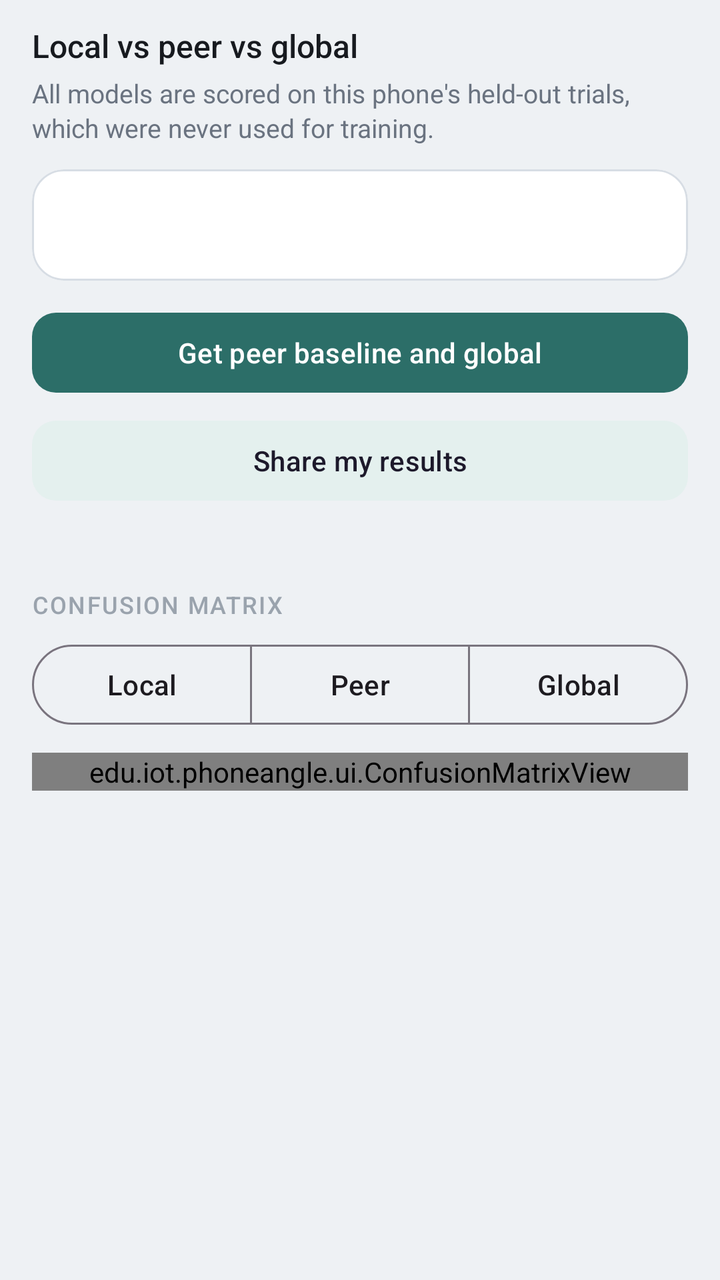
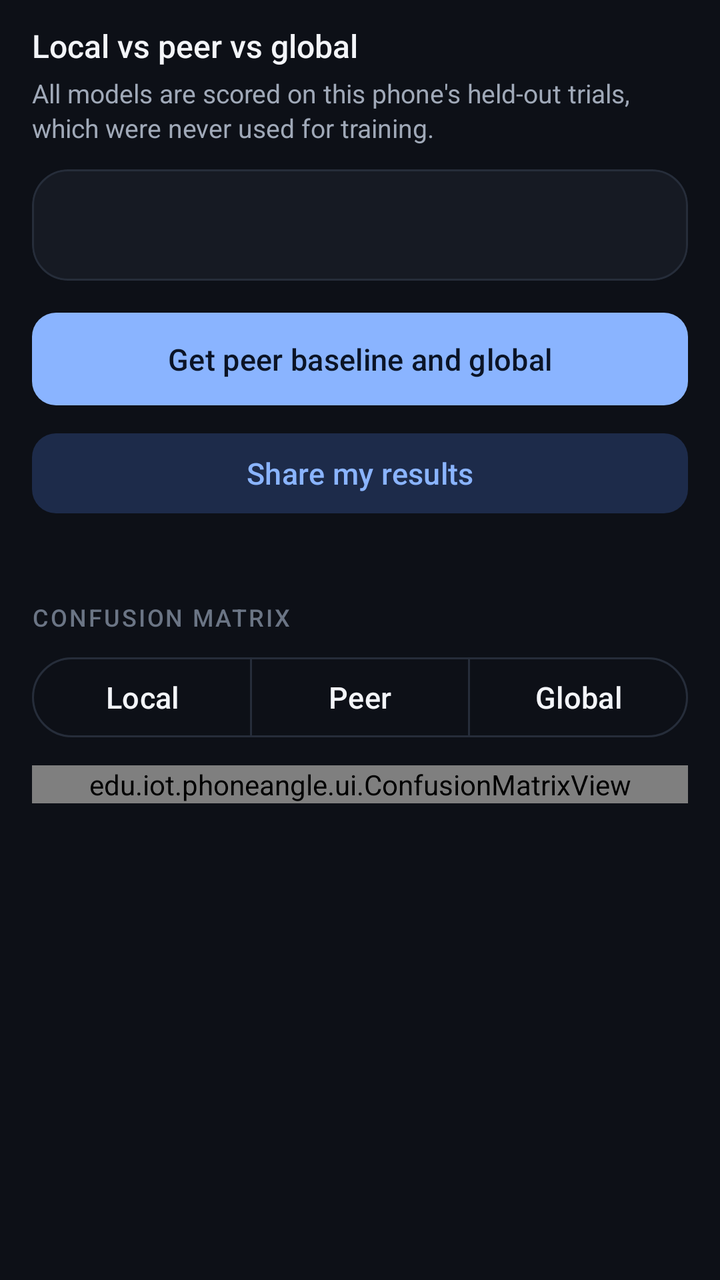

An Android layout rendered at two revisions. The XML below is the earlier revision; the diff shows what the commit changed to produce the second picture.
<!-- AndroidManifest.xml: application theme Theme.PhoneAngle -->
<!-- res/layout/fragment_compare.xml -->
<?xml version="1.0" encoding="utf-8"?>
<ScrollView xmlns:android="http://schemas.android.com/apk/res/android"
    xmlns:app="http://schemas.android.com/apk/res-auto"
    android:layout_width="match_parent"
    android:layout_height="match_parent"
    android:clipToPadding="false"
    android:fillViewport="true">

    <LinearLayout
        android:layout_width="match_parent"
        android:layout_height="wrap_content"
        android:orientation="vertical"
        android:paddingHorizontal="16dp"
        android:paddingTop="12dp"
        android:paddingBottom="20dp">

        <TextView
            style="@style/Text.App.Title"
            android:layout_width="match_parent"
            android:layout_height="wrap_content"
            android:text="@string/compare_title" />

        <TextView
            android:id="@+id/compareExplain"
            style="@style/Text.App.Body"
            android:layout_width="match_parent"
            android:layout_height="wrap_content"
            android:layout_marginTop="4dp"
            android:text="@string/compare_explain" />

        <com.google.android.material.card.MaterialCardView
            style="@style/Widget.App.Card"
            android:layout_width="match_parent"
            android:layout_height="wrap_content"
            android:layout_marginTop="12dp">

            <LinearLayout
                android:layout_width="match_parent"
                android:layout_height="wrap_content"
                android:orientation="vertical"
                android:padding="14dp">

                <LinearLayout
                    android:id="@+id/compareRows"
                    android:layout_width="match_parent"
                    android:layout_height="wrap_content"
                    android:orientation="vertical" />

                <TextView
                    android:id="@+id/compareVerdict"
                    style="@style/Text.App.Body"
                    android:layout_width="match_parent"
                    android:layout_height="wrap_content"
                    android:layout_marginTop="10dp"
                    android:textColor="@color/ink" />
            </LinearLayout>
        </com.google.android.material.card.MaterialCardView>

        <com.google.android.material.button.MaterialButton
            android:id="@+id/pullButton"
            android:layout_width="match_parent"
            android:layout_height="wrap_content"
            android:layout_marginTop="12dp"
            android:text="@string/compare_pull"
            app:backgroundTint="@color/accent"
            app:cornerRadius="12dp" />

        <com.google.android.material.button.MaterialButton
            android:id="@+id/publishButton"
            style="@style/Widget.Material3.Button.TonalButton"
            android:layout_width="match_parent"
            android:layout_height="wrap_content"
            android:layout_marginTop="6dp"
            android:text="@string/compare_publish"
            app:cornerRadius="12dp" />

        <com.google.android.material.progressindicator.LinearProgressIndicator
            android:id="@+id/compareProgress"
            android:layout_width="match_parent"
            android:layout_height="wrap_content"
            android:layout_marginTop="8dp"
            android:indeterminate="true"
            android:visibility="gone" />

        <TextView
            android:id="@+id/compareStatus"
            style="@style/Text.App.Body"
            android:layout_width="match_parent"
            android:layout_height="wrap_content"
            android:layout_marginTop="6dp" />

        <TextView
            style="@style/Text.App.Section"
            android:layout_width="match_parent"
            android:layout_height="wrap_content"
            android:layout_marginTop="16dp"
            android:text="@string/compare_confusion_section" />

        <com.google.android.material.button.MaterialButtonToggleGroup
            android:id="@+id/compareToggle"
            android:layout_width="match_parent"
            android:layout_height="wrap_content"
            android:layout_marginTop="8dp"
            app:selectionRequired="true"
            app:singleSelection="true">

            <com.google.android.material.button.MaterialButton
                android:id="@+id/showLocal"
                style="@style/Widget.Material3.Button.OutlinedButton"
                android:layout_width="0dp"
                android:layout_height="wrap_content"
                android:layout_weight="1"
                android:text="@string/compare_local" />

            <com.google.android.material.button.MaterialButton
                android:id="@+id/showPeer"
                style="@style/Widget.Material3.Button.OutlinedButton"
                android:layout_width="0dp"
                android:layout_height="wrap_content"
                android:layout_weight="1"
                android:text="@string/compare_peer" />

            <com.google.android.material.button.MaterialButton
                android:id="@+id/showGlobal"
                style="@style/Widget.Material3.Button.OutlinedButton"
                android:layout_width="0dp"
                android:layout_height="wrap_content"
                android:layout_weight="1"
                android:text="@string/compare_global" />
        </com.google.android.material.button.MaterialButtonToggleGroup>

        <edu.iot.phoneangle.ui.ConfusionMatrixView
            android:id="@+id/compareConfusion"
            android:layout_width="match_parent"
            android:layout_height="wrap_content"
            android:layout_marginTop="10dp" />

        <TextView
            android:id="@+id/compareLegend"
            style="@style/Text.App.Body"
            android:layout_width="match_parent"
            android:layout_height="wrap_content"
            android:layout_marginTop="6dp"
            android:textSize="11sp" />
    </LinearLayout>
</ScrollView>
<!-- resources referenced by this layout -->
<resources>
  <color name="accent">#2C6E68</color>
  <color name="ink">#171A1F</color>
  <string name="compare_confusion_section">Confusion matrix</string>
  <string name="compare_explain">All models are scored on this phone\'s held-out trials, which were never used for training.</string>
  <string name="compare_global">Global</string>
  <string name="compare_local">Local</string>
  <string name="compare_peer">Peer</string>
  <string name="compare_publish">Share my results</string>
  <string name="compare_pull">Get peer baseline and global</string>
  <string name="compare_title">Local vs peer vs global</string>
  <style name="Text.App.Section" parent="">
          <item name="android:fontFamily">sans-serif-medium</item>
          <item name="android:textColor">@color/faint</item>
          <item name="android:textSize">12sp</item>
          <item name="android:textAllCaps">true</item>
          <item name="android:letterSpacing">0.06</item>
      </style>
  <style name="Widget.App.Card" parent="Widget.Material3.CardView.Outlined">
          <item name="cardBackgroundColor">@color/surface</item>
          <item name="cardCornerRadius">16dp</item>
          <item name="cardElevation">0dp</item>
          <item name="strokeColor">@color/line</item>
          <item name="strokeWidth">1dp</item>
      </style>
  <style name="Theme.PhoneAngle" parent="Theme.Material3.Light.NoActionBar">
          <item name="colorPrimary">@color/accent</item>
          <item name="colorOnPrimary">@color/btn_primary_text</item>
          <item name="colorSecondaryContainer">@color/accent_soft</item>
          <item name="android:statusBarColor">@color/bg</item>
          <item name="android:navigationBarColor">@color/surface</item>
          <item name="android:windowBackground">@color/bg</item>
          <item name="android:windowLightStatusBar">true</item>
      </style>
  <color name="muted">#6A7380</color>
  <color name="faint">#9AA3AD</color>
  <color name="surface">#FFFFFF</color>
  <color name="line">#D7DDE4</color>
  <color name="btn_primary_text">#FFFFFF</color>
  <color name="accent_soft">#E4F0EE</color>
  <color name="bg">#EEF1F4</color>
  <!-- unchanged entries left out for length: 2 -->
</resources>

<!-- the commit's change to res/layout/fragment_compare.xml (unified diff, before → after) -->
@@ -13,6 +13,18 @@
         android:paddingHorizontal="16dp"
         android:paddingTop="12dp"
         android:paddingBottom="20dp">
+
+        <TextView
+            android:id="@+id/typedGateBanner"
+            style="@style/Text.App.Body"
+            android:layout_width="match_parent"
+            android:layout_height="wrap_content"
+            android:layout_marginBottom="10dp"
+            android:background="@drawable/bg_angle_card"
+            android:padding="12dp"
+            android:text="@string/typed_gated_banner"
+            android:textColor="@color/ink"
+            android:visibility="gone" />
 
         <TextView
             style="@style/Text.App.Title"
<!-- resource entries referenced after the edit -->
@@ -1,7 +1,14 @@
 <!-- resources referenced by this layout -->
 <resources>
-  <color name="accent">#2C6E68</color>
-  <color name="ink">#171A1F</color>
+  <color name="accent">#8AB4FF</color>
+  <color name="ink">#F3F5F9</color>
+  <!-- drawable bg_angle_card (drawable) -->
+  <?xml version="1.0" encoding="utf-8"?>
+  <shape xmlns:android="http://schemas.android.com/apk/res/android"
+      android:shape="rectangle">
+      <solid android:color="@color/surface" />
+      <corners android:radius="20dp" />
+  </shape>
   <string name="compare_confusion_section">Confusion matrix</string>
   <string name="compare_explain">All models are scored on this phone\'s held-out trials, which were never used for training.</string>
   <string name="compare_global">Global</string>
@@ -10,36 +17,61 @@
   <string name="compare_publish">Share my results</string>
   <string name="compare_pull">Get peer baseline and global</string>
   <string name="compare_title">Local vs peer vs global</string>
+  <string name="typed_gated_banner">Pose models only for now. Switch Collect to Poses (or pick Poses on Home) to train, sync rounds, or compare.</string>
   <style name="Text.App.Section" parent="">
           <item name="android:fontFamily">sans-serif-medium</item>
           <item name="android:textColor">@color/faint</item>
           <item name="android:textSize">12sp</item>
           <item name="android:textAllCaps">true</item>
-          <item name="android:letterSpacing">0.06</item>
+          <item name="android:letterSpacing">0.08</item>
       </style>
   <style name="Widget.App.Card" parent="Widget.Material3.CardView.Outlined">
           <item name="cardBackgroundColor">@color/surface</item>
-          <item name="cardCornerRadius">16dp</item>
+          <item name="cardCornerRadius">18dp</item>
           <item name="cardElevation">0dp</item>
           <item name="strokeColor">@color/line</item>
           <item name="strokeWidth">1dp</item>
       </style>
-  <style name="Theme.PhoneAngle" parent="Theme.Material3.Light.NoActionBar">
+  <style name="Theme.PhoneAngle" parent="Theme.Material3.Dark.NoActionBar">
           <item name="colorPrimary">@color/accent</item>
           <item name="colorOnPrimary">@color/btn_primary_text</item>
+          <item name="colorPrimaryContainer">@color/accent_soft</item>
+          <item name="colorOnPrimaryContainer">@color/accent</item>
           <item name="colorSecondaryContainer">@color/accent_soft</item>
+          <item name="colorOnSecondaryContainer">@color/accent</item>
+          <item name="colorSurface">@color/surface</item>
+          <item name="colorOnSurface">@color/ink</item>
+          <item name="colorSurfaceVariant">@color/surface_high</item>
+          <item name="colorOnSurfaceVariant">@color/muted</item>
+          <item name="colorOutline">@color/line</item>
+          <item name="colorOutlineVariant">@color/line</item>
+          <item name="android:colorBackground">@color/bg</item>
           <item name="android:statusBarColor">@color/bg</item>
           <item name="android:navigationBarColor">@color/surface</item>
           <item name="android:windowBackground">@color/bg</item>
-          <item name="android:windowLightStatusBar">true</item>
+          <item name="android:windowLightStatusBar">false</item>
+          <item name="android:textColorPrimary">@color/ink</item>
+          <item name="android:textColorSecondary">@color/muted</item>
+          <item name="materialButtonStyle">@style/Widget.App.Button</item>
       </style>
-  <color name="muted">#6A7380</color>
-  <color name="faint">#9AA3AD</color>
-  <color name="surface">#FFFFFF</color>
-  <color name="line">#D7DDE4</color>
-  <color name="btn_primary_text">#FFFFFF</color>
-  <color name="accent_soft">#E4F0EE</color>
-  <color name="bg">#EEF1F4</color>
+  <color name="muted">#A0A9B8</color>
+  <color name="faint">#6B7585</color>
+  <color name="surface">#161A23</color>
+  <color name="line">#262D3A</color>
+  <color name="btn_primary_text">#0B1426</color>
+  <color name="accent_soft">#1D2B4A</color>
+  <color name="surface_high">#1E2430</color>
+  <color name="bg">#0D1017</color>
+  <style name="Widget.App.Button" parent="Widget.Material3.Button">
+          <item name="backgroundTint">@color/accent</item>
+          <item name="android:textColor">@color/btn_primary_text</item>
+          <item name="cornerRadius">14dp</item>
+          <item name="android:textAllCaps">false</item>
+          <item name="android:textSize">15sp</item>
+          <item name="android:fontFamily">sans-serif-medium</item>
+          <item name="android:paddingTop">13dp</item>
+          <item name="android:paddingBottom">13dp</item>
+      </style>
   <!-- unchanged entries left out for length: 2 -->
 </resources>
 
